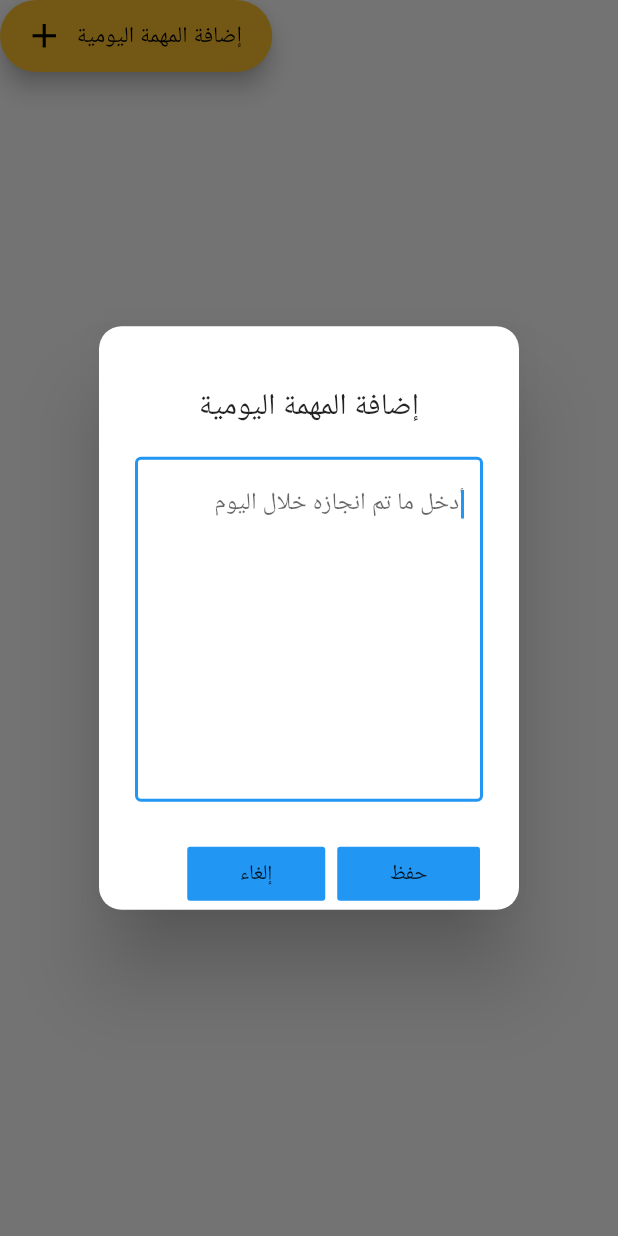
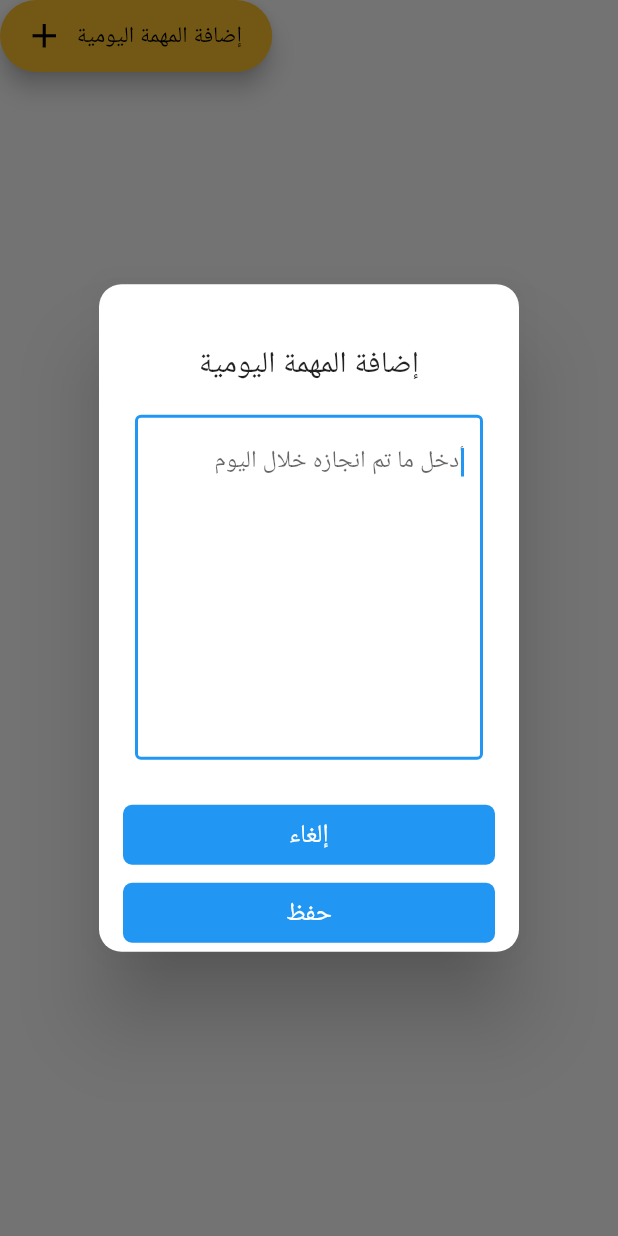
Before and after one commit to rubairshaid/municipal-project, a Flutter app: the TaskDialog widget shown alone on an empty page, opened directly, after a tap on "إضافة المهمة اليومية", on a phone screen of 412 x 824 dp. Run offline on Flutter 3.47's test engine with Material 2 defaults, Android fonts, the phone set to English and light mode, and no system bars; drawn by our look-alikes of rflutter_alert; our stand-ins replace auto_size_text, toast; missing offline and left inert: flutter_analog_clock.

Commit message:
edit dialog buttons

```diff
--- a/lib/mainPage.dart
+++ b/lib/mainPage.dart
@@ -229,21 +229,22 @@ class _TaskDialogState extends State<TaskDialog> {
                 hintText: "أدخل ما تم انجازه خلال اليوم",
               ),
             ),
-            actionsPadding: EdgeInsets.only(right: 26),
+            actionsPadding: EdgeInsets.only(right: 10,left: 10),
             actions: [
-              FlatButton(
+
+              DialogButton(
                 onPressed: (){
                   Navigator.of(context).pop();
                 },
                 padding: EdgeInsets.fromLTRB(35,5,35,5),
                 color: Colors.blue,
-                child: Text("إلغاء"),
+                child: Text("إلغاء", style: TextStyle(color:Colors.white,fontSize: 17),),
 
               ),
-                FlatButton(
+              DialogButton(
                 color: Colors.blue,
                 padding: EdgeInsets.fromLTRB(35,5,35,5),
-                  child: Text("حفظ"),
+                child: Text("حفظ", style: TextStyle(color:Colors.white,fontSize: 17),),
               onPressed: () async {
                 if(_dailyTask.text!="")
                 {
```
Lines whose indentation alone changed are shown as unchanged.
